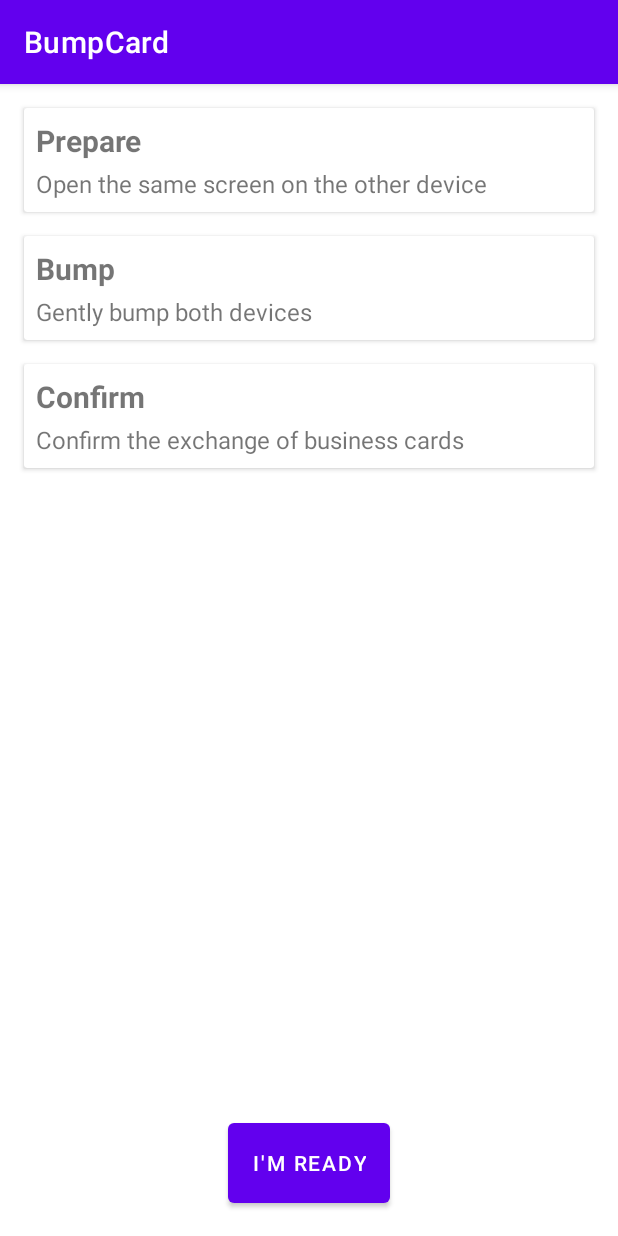
After one commit to brodzik/BumpCard, an Android app: the ExchangeBusinessCards screen opened directly, with no data from a screen before it, on a phone screen of 412 x 824 dp. The commit adds this screen. Run offline under Robolectric (Android 15) with nearby library versions, the phone set to English and light mode, and no system bars.

Commit message:
View with exchange cards

```diff
--- /dev/null
+++ b/client/app/src/main/res/layout/activity_exchange_business_cards.xml
@@ -0,0 +1,173 @@
+<?xml version="1.0" encoding="utf-8"?>
+<androidx.constraintlayout.widget.ConstraintLayout xmlns:android="http://schemas.android.com/apk/res/android"
+    xmlns:app="http://schemas.android.com/apk/res-auto"
+    xmlns:tools="http://schemas.android.com/tools"
+    android:layout_width="match_parent"
+    android:layout_height="match_parent"
+    tools:context=".activity.ExchangeBusinessCards">
+
+    <androidx.cardview.widget.CardView
+        android:id="@+id/step_1_card"
+        android:layout_width="0dp"
+        android:layout_height="wrap_content"
+        android:layout_marginHorizontal="16dp"
+        android:layout_marginTop="16dp"
+        app:layout_constraintEnd_toEndOf="parent"
+        app:layout_constraintStart_toStartOf="parent"
+        app:layout_constraintTop_toTopOf="parent">
+
+        <LinearLayout
+            android:layout_width="match_parent"
+            android:layout_height="match_parent"
+            android:orientation="vertical"
+            android:padding="8dp">
+
+            <androidx.appcompat.widget.AppCompatTextView
+                android:id="@+id/step_1_header"
+                android:layout_width="match_parent"
+                android:layout_height="match_parent"
+                android:text="Prepare"
+                android:textSize="20sp"
+                android:textStyle="bold" />
+
+            <androidx.appcompat.widget.AppCompatTextView
+                android:layout_width="match_parent"
+                android:layout_height="match_parent"
+                android:layout_marginTop="4dp"
+                android:text="Open the same screen on the other device"
+                android:textSize="16sp" />
+
+        </LinearLayout>
+
+    </androidx.cardview.widget.CardView>
+
+    <androidx.cardview.widget.CardView
+        android:id="@+id/step_2_card"
+        android:layout_width="0dp"
+        android:layout_height="wrap_content"
+        android:layout_marginHorizontal="16dp"
+        android:layout_marginTop="16dp"
+        app:layout_constraintEnd_toEndOf="parent"
+        app:layout_constraintStart_toStartOf="parent"
+        app:layout_constraintTop_toBottomOf="@+id/step_1_card">
+
+        <LinearLayout
+            android:layout_width="match_parent"
+            android:layout_height="match_parent"
+            android:orientation="vertical"
+            android:padding="8dp">
+
+            <androidx.appcompat.widget.AppCompatTextView
+                android:id="@+id/step_2_header"
+                android:layout_width="match_parent"
+                android:layout_height="match_parent"
+                android:text="Bump"
+                android:textSize="20sp"
+                android:textStyle="bold" />
+
+            <androidx.appcompat.widget.AppCompatTextView
+                android:layout_width="match_parent"
+                android:layout_height="match_parent"
+                android:layout_marginTop="4dp"
+                android:text="Gently bump both devices"
+                android:textSize="16sp" />
+
+        </LinearLayout>
+
+    </androidx.cardview.widget.CardView>
+
+    <androidx.cardview.widget.CardView
+        android:id="@+id/step_3_card"
+        android:layout_width="0dp"
+        android:layout_height="wrap_content"
+        android:layout_marginHorizontal="16dp"
+        android:layout_marginTop="16dp"
+        app:layout_constraintEnd_toEndOf="parent"
+        app:layout_constraintStart_toStartOf="parent"
+        app:layout_constraintTop_toBottomOf="@+id/step_2_card">
+
+        <LinearLayout
+            android:layout_width="match_parent"
+            android:layout_height="match_parent"
+            android:orientation="vertical"
+            android:padding="8dp">
+
+            <androidx.appcompat.widget.AppCompatTextView
+                android:id="@+id/step_3_header"
+                android:layout_width="match_parent"
+                android:layout_height="match_parent"
+                android:text="Confirm"
+                android:textSize="20sp"
+                android:textStyle="bold" />
+
+            <androidx.appcompat.widget.AppCompatTextView
+                android:layout_width="match_parent"
+                android:layout_height="match_parent"
+                android:layout_marginTop="4dp"
+                android:text="Confirm the exchange of business cards"
+                android:textSize="16sp" />
+
+            <LinearLayout
+                android:id="@+id/confirm_question"
+                android:layout_width="wrap_content"
+                android:layout_height="wrap_content"
+                android:layout_marginTop="16dp"
+                android:visibility="gone"
+                android:orientation="horizontal">
+
+                <View
+                    android:layout_width="0dp"
+                    android:layout_height="0dp"
+                    android:layout_weight="1" />
+
+                <com.google.android.material.button.MaterialButton
+                    android:id="@+id/decline_exchange"
+                    style="@style/Widget.MaterialComponents.Button.TextButton"
+                    android:layout_width="wrap_content"
+                    android:layout_height="wrap_content"
+                    android:onClick="declineExchange"
+                    android:text="Decline" />
+
+                <com.google.android.material.button.MaterialButton
+                    android:id="@+id/confirm_exchange"
+                    android:layout_width="wrap_content"
+                    android:layout_height="wrap_content"
+                    android:onClick="confirmExchange"
+                    android:text="Confirm" />
+
+            </LinearLayout>
+
+        </LinearLayout>
+
+    </androidx.cardview.widget.CardView>
+
+    <com.google.android.material.button.MaterialButton
+        android:id="@+id/ready_button"
+        android:layout_width="wrap_content"
+        android:layout_height="65dp"
+        android:layout_marginHorizontal="8dp"
+        android:layout_marginVertical="16dp"
+        android:onClick="prepareBump"
+        android:text="I'm ready"
+        android:visibility="visible"
+        app:layout_constraintBottom_toBottomOf="parent"
+        app:layout_constraintEnd_toEndOf="parent"
+        app:layout_constraintStart_toStartOf="parent" />
+
+    <!-- TODO: Ten button nie ma prawa istnieć przy automatycznym wykrywaniem zderzeń -->
+    <com.google.android.material.button.MaterialButton
+        android:id="@+id/simulate_bump"
+        android:layout_width="wrap_content"
+        android:layout_height="65dp"
+        android:layout_marginHorizontal="8dp"
+        android:layout_marginVertical="16dp"
+        android:backgroundTint="#ff0000"
+        android:onClick="registerBump"
+        android:text="Symuluj bump"
+        android:visibility="gone"
+        app:layout_constraintBottom_toBottomOf="parent"
+        app:layout_constraintEnd_toEndOf="parent"
+        app:layout_constraintStart_toStartOf="parent"
+        app:layout_constraintTop_toTopOf="parent" />
+
+</androidx.constraintlayout.widget.ConstraintLayout>
--- a/client/app/src/main/res/values/colors.xml
+++ b/client/app/src/main/res/values/colors.xml
@@ -7,4 +7,6 @@
     <color name="teal_700">#FF018786</color>
     <color name="black">#FF000000</color>
     <color name="white">#FFFFFFFF</color>
+    <color name="step_done_background">#b7f397</color>
+    <color name="step_done_font">#042100</color>
 </resources>
--- a/client/app/src/main/res/values/strings.xml
+++ b/client/app/src/main/res/values/strings.xml
@@ -10,4 +10,5 @@
     <string name="phone">Phone</string>
     <string name="set_user_details">Set user details</string>
     <string name="user_details">User details</string>
+    <string name="exchange_business_cards">Exchange business cards</string>
 </resources>
```
Also changed, not shown: client/app/src/main/AndroidManifest.xml (+7 -0 lines), client/app/src/main/java/com/bumpcard/activity/ExchangeBusinessCards.java (added, +91 -0 lines), client/app/src/main/java/com/bumpcard/activity/MainActivity.java (+21 -11 lines), client/app/src/main/res/layout/activity_main.xml (+13 -0 lines).
